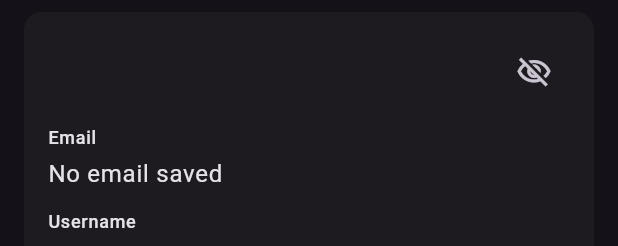
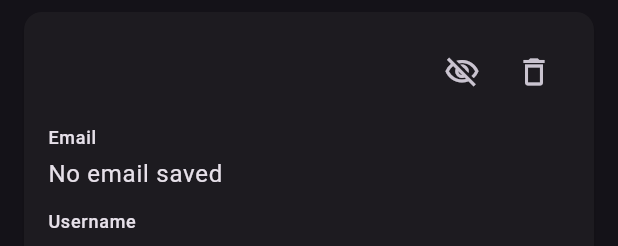
Before and after one commit to Vaibhavraj8225/android_password_manager, a Flutter app: the PasswordCard widget shown alone on an empty page, opened directly with empty values, on a phone screen of 412 x 824 dp. Shown: the top 246 px of the screen. Run offline on Flutter 3.47's test engine with Material 3 defaults, Android fonts, the phone set to English and light mode, and no system bars; our stand-ins replace flutter_secure_storage, shared_preferences; missing offline and left inert: cryptography; accounts and stored records are empty.

Commit message:
Add files via upload

```diff
--- a/lib/presentation/widgets/password_card.dart
+++ b/lib/presentation/widgets/password_card.dart
@@ -1,9 +1,16 @@
 import 'package:flutter/material.dart';
 
 class PasswordCard extends StatefulWidget {
-  const PasswordCard(this.entry, {super.key});
+  const PasswordCard(
+    this.entry, {
+    required this.onDelete,
+    this.isDeleting = false,
+    super.key,
+  });
 
   final Map<String, dynamic> entry;
+  final VoidCallback? onDelete;
+  final bool isDeleting;
 
   @override
   State<PasswordCard> createState() => _PasswordCardState();
@@ -47,6 +54,11 @@ class _PasswordCardState extends State<PasswordCard> {
                   ),
                   tooltip: _isPasswordVisible ? 'Hide password' : 'Show password',
                 ),
+                IconButton(
+                  onPressed: widget.isDeleting ? null : widget.onDelete,
+                  icon: const Icon(Icons.delete_outline),
+                  tooltip: 'Delete credential',
+                ),
               ],
             ),
             const SizedBox(height: 12),
```
